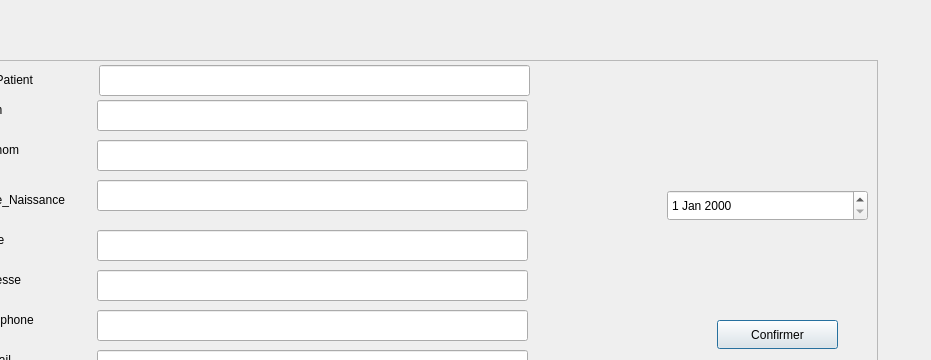
First picture: the form in dialogformpatient.ui, repository ProjetCPP-S2-2A15/projetcpp2a15-vaccicare, before the edit; both pictures show x 143 to 1074 and y 0 to 360 of the 1074 by 669 pixel window.
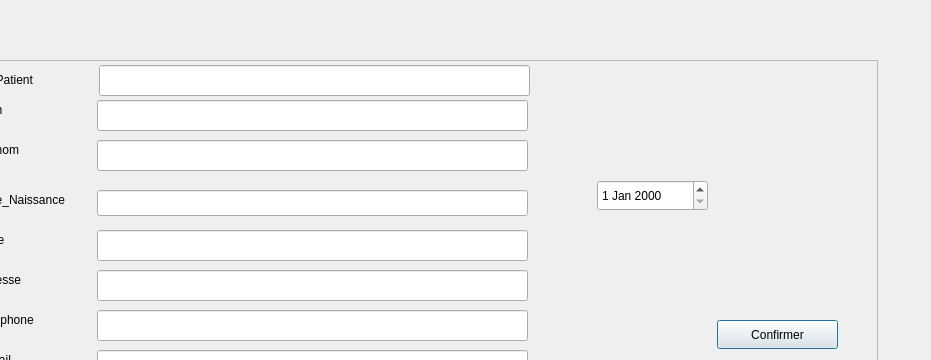
Second picture: the form after the edit.

The edit to the form file:
```diff
--- a/dialogformpatient.ui
+++ b/dialogformpatient.ui
@@ -178,16 +178,6 @@
      </rect>
     </property>
    </widget>
-   <widget class="QLineEdit" name="lineEdit_4">
-    <property name="geometry">
-     <rect>
-      <x>210</x>
-      <y>120</y>
-      <width>431</width>
-      <height>31</height>
-     </rect>
-    </property>
-   </widget>
    <widget class="QLineEdit" name="lineEdit_5">
     <property name="geometry">
      <rect>
@@ -333,13 +323,23 @@
    <widget class="QDateEdit" name="dateEdit">
     <property name="geometry">
      <rect>
-      <x>780</x>
-      <y>130</y>
-      <width>201</width>
+      <x>710</x>
+      <y>120</y>
+      <width>111</width>
       <height>31</height>
      </rect>
     </property>
    </widget>
+   <widget class="QLineEdit" name="lineEdit_4">
+    <property name="geometry">
+     <rect>
+      <x>210</x>
+      <y>130</y>
+      <width>431</width>
+      <height>26</height>
+     </rect>
+    </property>
+   </widget>
   </widget>
   <zorder>frame</zorder>
   <zorder>ButtonConfirmer</zorder>
```
Left out of the diff: 4 changed lines with no effect on the pictures.
